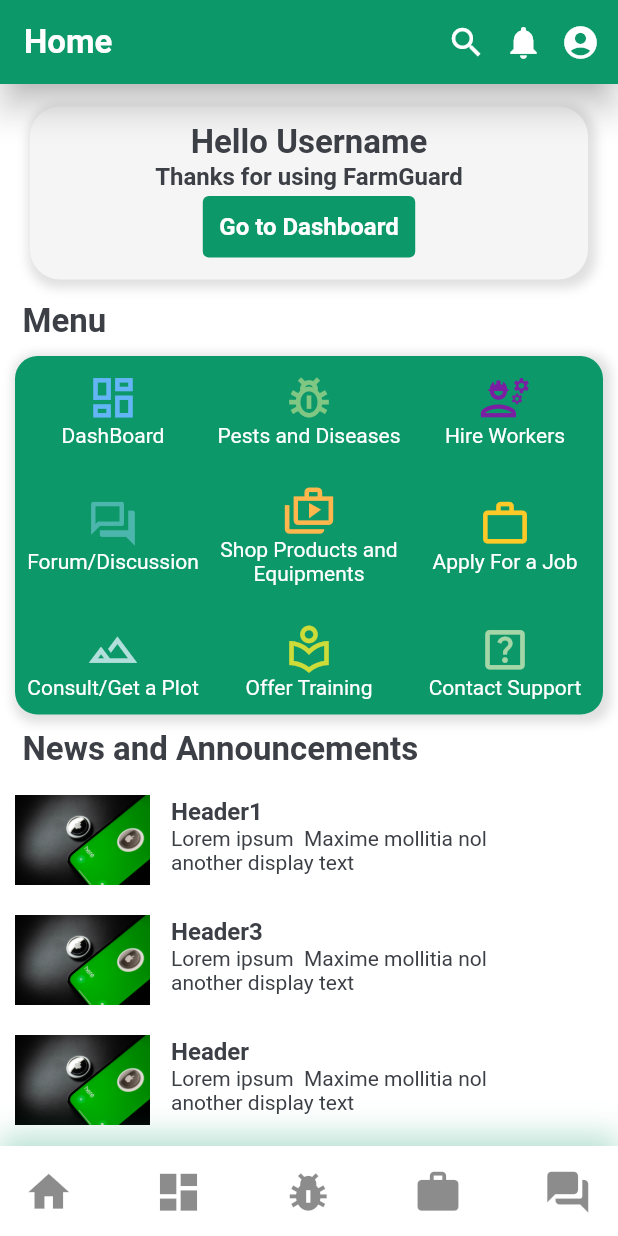
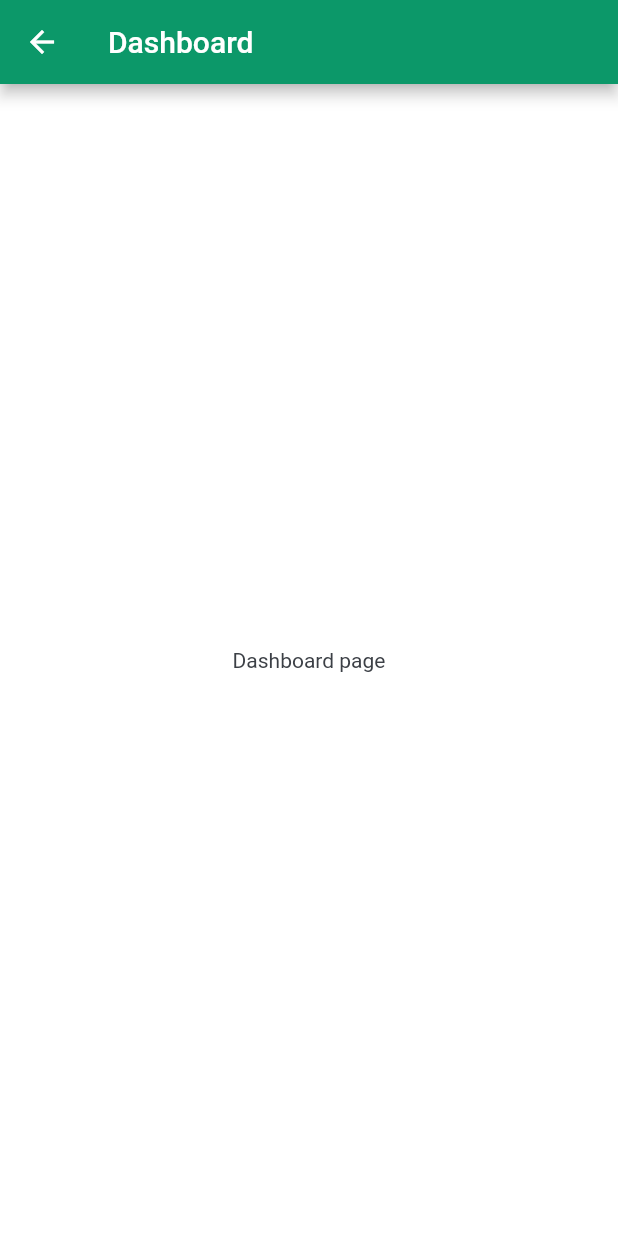
Before and after one commit to alainjr10/farmguard, a Flutter app: the screen it shows after launch, after a tap on "Go to Dashboard", on a phone screen of 412 x 824 dp. Run offline on Flutter 3.47's test engine with Material 2 defaults, Android fonts, the phone set to English and light mode, and no system bars.

Commit message:
added dashboard page/button and bottom navbar buttons

```diff
--- a/plant_app_flutter/lib/main.dart
+++ b/plant_app_flutter/lib/main.dart
@@ -1,5 +1,6 @@
 import 'package:flutter/material.dart';
 import 'package:plant_app_flutter/constants.dart';
+import 'package:plant_app_flutter/screens/dashboard/dashboard_screen.dart';
 import 'package:plant_app_flutter/screens/home/home_screen.dart';
 
 void main() {
@@ -11,6 +12,11 @@ class MyApp extends StatelessWidget {
   @override
   Widget build(BuildContext context) {
     return MaterialApp(
+      initialRoute: '/',
+      routes: {
+        '/': (context) => HomeScreen(),
+        '/dashboard': (contect) => DashboardScreen(),
+      },
       debugShowCheckedModeBanner: false,
       title: 'Farm Guard',
       theme: ThemeData(
@@ -18,7 +24,7 @@ class MyApp extends StatelessWidget {
         primaryColor: kPrimaryColor,
         textTheme: Theme.of(context).textTheme.apply(bodyColor: kTextColor),
       ),
-      home: HomeScreen(),
+      //home: HomeScreen(),
     );
   }
 }
--- /dev/null
+++ b/plant_app_flutter/lib/screens/dashboard/dashboard_screen.dart
@@ -0,0 +1,21 @@
+import 'package:flutter/material.dart';
+
+class DashboardScreen extends StatelessWidget {
+  const DashboardScreen({
+    Key? key,
+  }) : super(key: key);
+
+  @override
+  Widget build(BuildContext context) {
+    return Scaffold(
+      appBar: AppBar(
+        title: Text('Dashboard'),
+      ),
+      body: Container(
+        child: Center(
+          child: Text('Dashboard page'),
+        ),
+      ),
+    );
+  }
+}
--- a/plant_app_flutter/lib/screens/home/components/body.dart
+++ b/plant_app_flutter/lib/screens/home/components/body.dart
@@ -57,7 +57,9 @@ class Body extends StatelessWidget {
                               foregroundColor: MaterialStateProperty.all<Color>(
                                   Colors.white),
                             ),
-                            onPressed: () {},
+                            onPressed: () {
+                              Navigator.pushNamed(context, '/dashboard');
+                            },
                             child: Padding(
                               padding: const EdgeInsets.all(3.0),
                               child: Text(
--- /dev/null
+++ b/plant_app_flutter/lib/screens/home/components/homepage.dart
@@ -0,0 +1,32 @@
+import 'package:flutter/material.dart';
+import 'package:plant_app_flutter/constants.dart';
+import 'package:plant_app_flutter/screens/home/components/body.dart';
+import 'package:plant_app_flutter/screens/home/home_screen.dart';
+
+class HomePageWidget extends StatelessWidget {
+  const HomePageWidget({
+    Key? key,
+  }) : super(key: key);
+
+  @override
+  Widget build(BuildContext context) {
+    return Scaffold(
+      appBar: AppBar(
+        elevation: 9,
+        title: Text('Home', style: kTitleTextStyle),
+        actions: [
+          RightSideIcons(
+            anIcon: Icons.search,
+          ),
+          RightSideIcons(
+            anIcon: Icons.notifications,
+          ),
+          RightSideIcons(
+            anIcon: Icons.account_circle_sharp,
+          ),
+        ],
+      ),
+      body: Body(),
+    );
+  }
+}
--- a/plant_app_flutter/lib/screens/home/home_screen.dart
+++ b/plant_app_flutter/lib/screens/home/home_screen.dart
@@ -1,95 +1,129 @@
 import 'package:flutter/cupertino.dart';
 import 'package:flutter/material.dart';
 import 'package:flutter/rendering.dart';
-import 'package:plant_app_flutter/screens/home/components/body.dart';
-import 'package:plant_app_flutter/screens/home/components/botton_nav_bar.dart';
+import 'package:plant_app_flutter/screens/dashboard/dashboard_screen.dart';
+import 'package:plant_app_flutter/screens/home/components/homepage.dart';
 
 import '../../../constants.dart';
 
-class HomeScreen extends StatelessWidget {
+enum TabItem { home, dashboard, pests }
+
+class HomeScreen extends StatefulWidget {
+  @override
+  _HomeScreenState createState() => _HomeScreenState();
+}
+
+class _HomeScreenState extends State<HomeScreen> {
+  int _selectedIndex = 0;
+  static const TextStyle optionStyle =
+      TextStyle(fontSize: 30, fontWeight: FontWeight.bold);
+  final List _widgetOptions = [
+    HomePageWidget(),
+    //Body(),
+    DashboardScreen(),
+    Center(
+      child: Text(
+        'Index 2: School',
+        style: optionStyle,
+      ),
+    ),
+    Center(
+      child: Text(
+        'Index 1: Business',
+        style: optionStyle,
+      ),
+    ),
+    Text(
+      'Index 2: School',
+      style: optionStyle,
+    ),
+  ];
+
+  void _onItemTapped(int index) {
+    setState(() {
+      _selectedIndex = index;
+    });
+  }
+
   @override
   Widget build(BuildContext context) {
     //Size size = MediaQuery.of(context).size;
     return Scaffold(
-      appBar: AppBar(
-        elevation: 9,
-        title: Text('Home', style: kTitleTextStyle),
-        actions: [
-          RightSideIcons(
-            anIcon: Icons.search,
+      body: _widgetOptions[_selectedIndex],
+      bottomNavigationBar: BottomNavigationBar(
+        type: BottomNavigationBarType.fixed,
+        iconSize: 26,
+        selectedFontSize: 12,
+        items: const <BottomNavigationBarItem>[
+          BottomNavigationBarItem(
+            icon: Icon(
+              Icons.home,
+            ),
+            label: 'Home',
           ),
-          RightSideIcons(
-            anIcon: Icons.notifications,
+          BottomNavigationBarItem(
+            icon: Icon(
+              Icons.dashboard,
+            ),
+            label: 'Dashboard',
           ),
-          RightSideIcons(
-            anIcon: Icons.account_circle_sharp,
+          BottomNavigationBarItem(
+            icon: Icon(
+              Icons.pest_control,
+            ),
+            label: 'Pests',
+          ),
+          BottomNavigationBarItem(
+            icon: Icon(
+              Icons.work_rounded,
+            ),
+            label: 'Hire',
+          ),
+          BottomNavigationBarItem(
+            icon: Icon(
+              Icons.forum_rounded,
+            ),
+            label: 'Forum',
           ),
         ],
-      ),
-      body: Body(),
-      bottomNavigationBar: Container(
-        height: 60,
-        decoration: BoxDecoration(
-          color: Colors.white,
-          boxShadow: [
-            BoxShadow(
-              offset: Offset(0, -8),
-              blurRadius: 15,
-              color: kPrimaryColor.withOpacity(0.28),
-            ),
-          ],
-        ),
-        child: Padding(
-          padding: const EdgeInsets.only(left: 8.0, right: 10.0),
-          child: Row(
-            mainAxisAlignment: MainAxisAlignment.spaceBetween,
-            children: [
-              IconButton(
-                icon: Icon(
-                  Icons.home,
-                  size: 33,
-                  color: Colors.black45,
-                ),
-                onPressed: () {},
-              ),
-              IconButton(
-                icon: Icon(
-                  Icons.dashboard,
-                  size: 33,
-                  color: Colors.black45,
-                ),
-                onPressed: () {},
-              ),
-              IconButton(
-                icon: Icon(
-                  Icons.pest_control,
-                  size: 33,
-                  color: Colors.black45,
-                ),
-                onPressed: () {},
-              ),
-              IconButton(
-                icon: Icon(
-                  Icons.work_rounded,
-                  size: 33,
-                  color: Colors.black45,
-                ),
-                onPressed: () {},
-              ),
-              IconButton(
-                icon: Icon(
-                  Icons.forum_rounded,
-                  size: 33,
-                  color: Colors.black45,
-                ),
-                onPressed: () {},
-              ),
-            ],
-          ),
-        ),
+        currentIndex: _selectedIndex,
+        selectedItemColor: kPrimaryColor,
+        onTap: _onItemTapped,
       ),
     );
   }
+
+  // Widget _buildBody() {
+  //   return Container(
+  //       color: TabHelper.color(TabItem.home),
+  //       alignment: Alignment.center,
+  //       child: FlatButton(
+  //         child: Text(
+  //           'PUSH',
+  //           style: TextStyle(fontSize: 32.0, color: Colors.white),
+  //         ),
+  //         onPressed: _push,TabHelper.description(TabItem.home),
+  //     ),
+  //   ));
+  // }
+
+  // AppBar _theAppBar() {
+  //   return AppBar(
+  //     elevation: 9,
+  //     title: Text('Home', style: kTitleTextStyle),
+  //     actions: [
+  //       RightSideIcons(
+  //         anIcon: Icons.search,
+  //       ),
+  //       RightSideIcons(
+  //         anIcon: Icons.notifications,
+  //       ),
+  //       RightSideIcons(
+  //         anIcon: Icons.account_circle_sharp,
+  //       ),
+  //     ],
+  //   );
+  // }
 }
 
 class RightSideIcons extends StatelessWidget {
@@ -111,3 +145,65 @@ class RightSideIcons extends StatelessWidget {
     );
   }
 }
+
+// bottomNavigationBar: Container(
+//   height: 60,
+//   decoration: BoxDecoration(
+//     color: Colors.white,
+//     boxShadow: [
+//       BoxShadow(
+//         offset: Offset(0, -8),
+//         blurRadius: 15,
+//         color: kPrimaryColor.withOpacity(0.28),
+//       ),
+//     ],
+//   ),
+//   child: Padding(
+//     padding: const EdgeInsets.only(left: 8.0, right: 10.0),
+//     child: Row(
+//       mainAxisAlignment: MainAxisAlignment.spaceBetween,
+//       children: [
+//         IconButton(
+//           icon: Icon(
+//             Icons.home,
+//             size: 33,
+//             color: Colors.black45,
+//           ),
+//           onPressed: () {},
+//         ),
+//         IconButton(
+//           icon: Icon(
+//             Icons.dashboard,
+//             size: 33,
+//             color: Colors.black45,
+//           ),
+//           onPressed: () {},
+//         ),
+//         IconButton(
+//           icon: Icon(
+//             Icons.pest_control,
+//             size: 33,
+//             color: Colors.black45,
+//           ),
+//           onPressed: () {},
+//         ),
+//         IconButton(
+//           icon: Icon(
+//             Icons.work_rounded,
+//             size: 33,
+//             color: Colors.black45,
+//           ),
+//           onPressed: () {},
+//         ),
+//         IconButton(
+//           icon: Icon(
+//             Icons.forum_rounded,
+//             size: 33,
+//             color: Colors.black45,
+//           ),
+//           onPressed: () {},
+//         ),
+//       ],
+//     ),
+//   ),
+// ),
```
Also changed, not shown: 2 other files.
